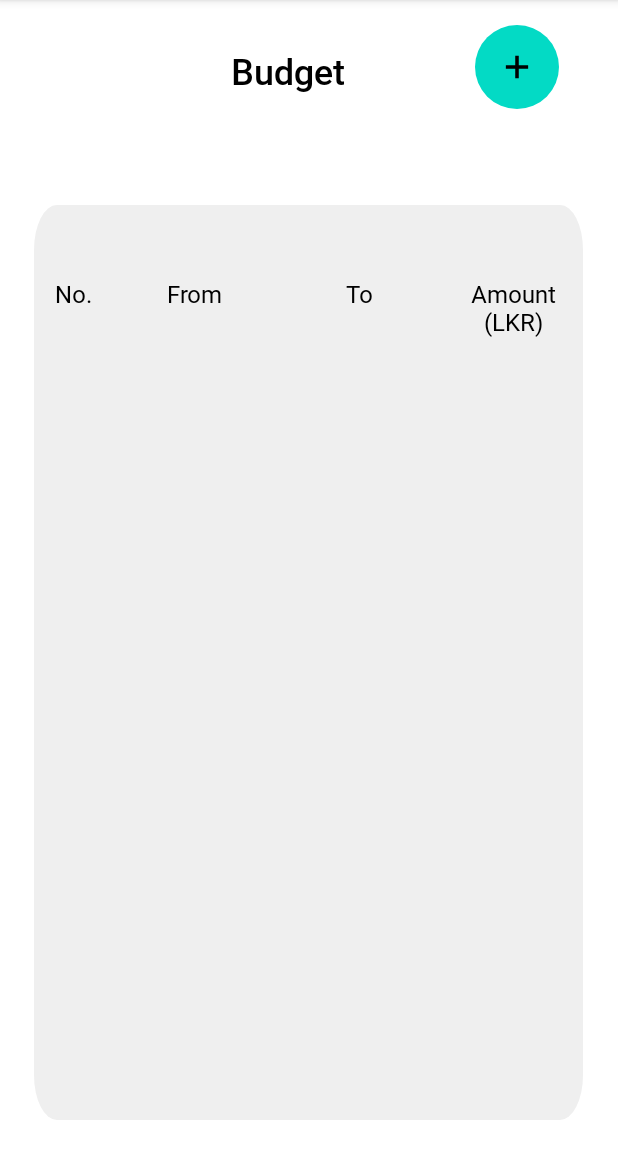
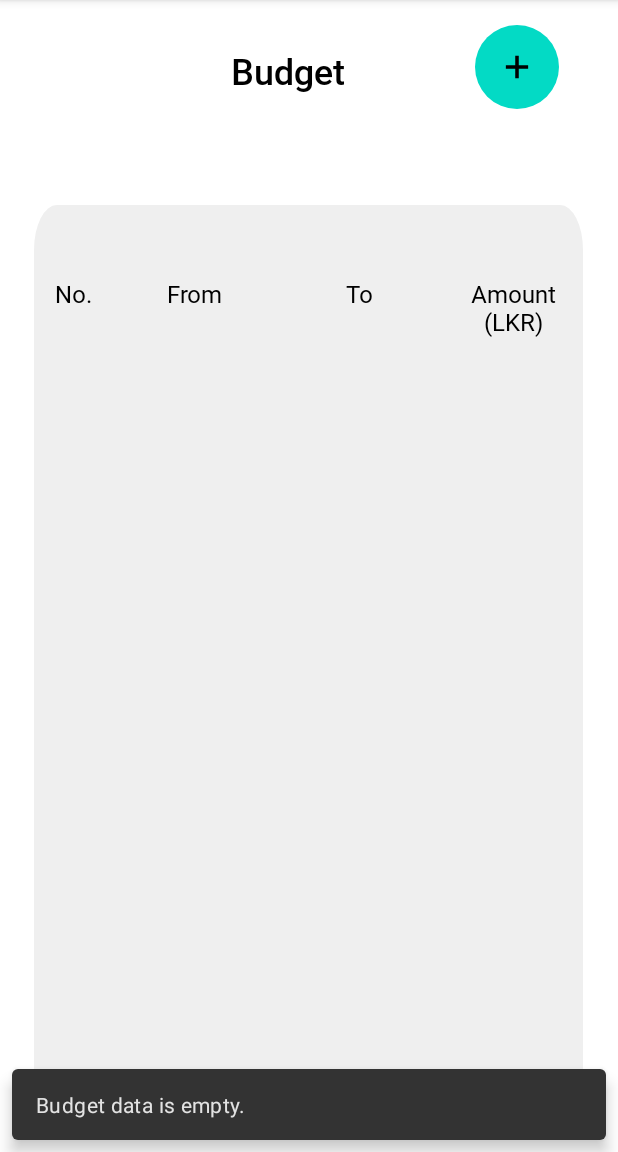
Before and after one commit to IT20611088/Xpense_mobile_App, an Android app: the BudgetReportActivity screen opened directly, with no data from a screen before it, on a phone screen of 412 x 824 dp, the part 84-1236 px from its top. Run offline under Robolectric (Android 15) with nearby library versions, the phone set to English and light mode, and no system bars; our stand-ins replace Firebase (no records; nobody signed in at launch, a user with empty details on screens opened directly).

Commit message:
Create relationship between budgets and users

```diff
--- a/app/src/main/java/com/example/xpensemobileapp/budget/BudgetReportActivity.java
+++ b/app/src/main/java/com/example/xpensemobileapp/budget/BudgetReportActivity.java
@@ -2,6 +2,7 @@ package com.example.xpensemobileapp.budget;
 
 import android.content.Intent;
 import android.os.Bundle;
+import android.util.Log;
 import android.view.View;
 
 import androidx.appcompat.app.AppCompatActivity;
@@ -9,6 +10,7 @@ import androidx.recyclerview.widget.RecyclerView;
 
 import com.example.xpensemobileapp.R;
 import com.google.android.material.floatingactionbutton.FloatingActionButton;
+import com.google.android.material.snackbar.Snackbar;
 
 import java.util.ArrayList;
 
@@ -30,7 +32,13 @@ public class BudgetReportActivity extends AppCompatActivity {
         new DatabaseHelper().readBudget(new DatabaseHelper.BudgetDataStatus() {
             @Override
             public void DataIsLoaded(ArrayList<Budget> budgetArrayList, ArrayList<String> keys) {
-               new RecyclerViewAdapter().initRecyclerView(recyclerView, BudgetReportActivity.this, budgetArrayList, keys);
+                Log.i("Is Empty", String.valueOf(budgetArrayList.isEmpty()));
+               if(budgetArrayList.isEmpty() == false){
+                   new RecyclerViewAdapter().initRecyclerView(recyclerView, BudgetReportActivity.this, budgetArrayList, keys);
+               }
+               else{
+                   Snackbar.make(findViewById(android.R.id.content), "Budget data is empty.", Snackbar.LENGTH_SHORT).show();
+               }
             }
 
             @Override
@@ -49,25 +57,11 @@ public class BudgetReportActivity extends AppCompatActivity {
             }
         });
 
-    }
+    };
 
-
-
+    //Direct to add budget
     protected void addBudget(View view) {
         Intent intent = new Intent(BudgetReportActivity.this, BudgetFormActivity.class);
         startActivity(intent);
     }
-
-//    protected void updateBudget(View view) {
-//
-//        Intent intent = new Intent(BudgetReportActivity.this, UpdateBudgetFormActivity.class);
-//        TableRow tableRow = new TableRow(this);
-//        int rowId = tableRow.getId();
-//        intent.putExtra(row_id, rowId);
-//
-//
-//        startActivity(intent);
-//
-//
-//    }
 }
--- a/app/src/main/java/com/example/xpensemobileapp/budget/DatabaseHelper.java
+++ b/app/src/main/java/com/example/xpensemobileapp/budget/DatabaseHelper.java
@@ -28,19 +28,20 @@ public class DatabaseHelper {
     }
 
     public DatabaseHelper(){
-        dbRef = FirebaseDatabase.getInstance().getReference().child("Budget");
+        dbRef = FirebaseDatabase.getInstance().getReference().child("user_budgets");
     }
 
     //Get all budget records from database
     protected void readBudget(final BudgetDataStatus budgetDataStatus) {
+        //User ID
+        String userId = "1AdnczM7GEPrKFzgZuBDvGcFqD33";
 
-        dbRef.addValueEventListener(new ValueEventListener() {
+        dbRef.child(userId).addValueEventListener(new ValueEventListener() {
             @Override
             public void onDataChange(@NonNull DataSnapshot snapshot) {
                 if (snapshot.hasChildren()) {
                     budgetArrayList.clear();
                     for (DataSnapshot ds : snapshot.getChildren()) {
-
                             //Assign retrieved values to a budget object
                             Budget budget = new Budget();
                             budget.setDate_from(ds.child("date_from").getValue().toString());
@@ -55,7 +56,9 @@ public class DatabaseHelper {
                    budgetDataStatus.DataIsLoaded(budgetArrayList, keys);
 
                 } else {
-                    Log.i("DB Err", "DB IS EMPTY");
+                    budgetArrayList.clear();
+                    keys.clear();
+                    budgetDataStatus.DataIsLoaded(budgetArrayList, keys);
                 }
             }
 
@@ -68,8 +71,11 @@ public class DatabaseHelper {
 
     //Add new budget record to database
     public void addBudget(Budget budget, final BudgetDataStatus dataStatus){
-        String key = dbRef.push().getKey();
-        dbRef.child(key).setValue(budget).addOnSuccessListener(new OnSuccessListener<Void>() {
+        //User Id
+        String userId = "1AdnczM7GEPrKFzgZuBDvGcFqD33";
+
+        String key = dbRef.child(userId).push().getKey();
+        dbRef.child(userId).child(key).setValue(budget).addOnSuccessListener(new OnSuccessListener<Void>() {
             @Override
             public void onSuccess(Void unused) {
                 dataStatus.DataIsInserted();
@@ -80,7 +86,9 @@ public class DatabaseHelper {
 
     //Update a budget record
     public void updateBudget(Budget budget, String key, final BudgetDataStatus budgetDataStatus){
-        dbRef.child(key).setValue(budget).addOnSuccessListener(new OnSuccessListener<Void>() {
+        //User ID
+        String userId = "1AdnczM7GEPrKFzgZuBDvGcFqD33";
+        dbRef.child(userId).child(key).setValue(budget).addOnSuccessListener(new OnSuccessListener<Void>() {
             @Override
             public void onSuccess(Void unused) {
                 budgetDataStatus.DataIsUpdated();
@@ -90,7 +98,10 @@ public class DatabaseHelper {
 
     //Delete a budget record
     public void  deleteBudget(String key, BudgetDataStatus budgetDataStatus){
-        dbRef.child(key).removeValue().addOnSuccessListener(new OnSuccessListener<Void>() {
+        //User ID
+        String userId = "1AdnczM7GEPrKFzgZuBDvGcFqD33";
+
+        dbRef.child(userId).child(key).removeValue().addOnSuccessListener(new OnSuccessListener<Void>() {
             @Override
             public void onSuccess(Void unused) {
                 budgetDataStatus.DataIsDeleted();
--- a/app/src/main/res/layout/table_row_item.xml
+++ b/app/src/main/res/layout/table_row_item.xml
@@ -11,6 +11,9 @@
         android:layout_width="wrap_content"
         android:layout_height="50dp"
         android:gravity="center"
+        android:background="?android:attr/selectableItemBackground"
+        android:clickable="true"
+        android:focusable="true"
         app:layout_constraintBottom_toBottomOf="parent"
         app:layout_constraintEnd_toEndOf="parent"
         app:layout_constraintStart_toStartOf="parent"
```
Lines whose indentation alone changed are shown as unchanged.
